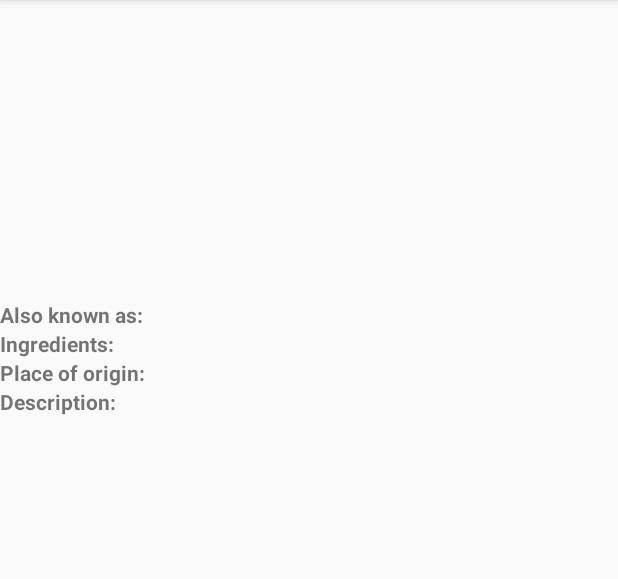
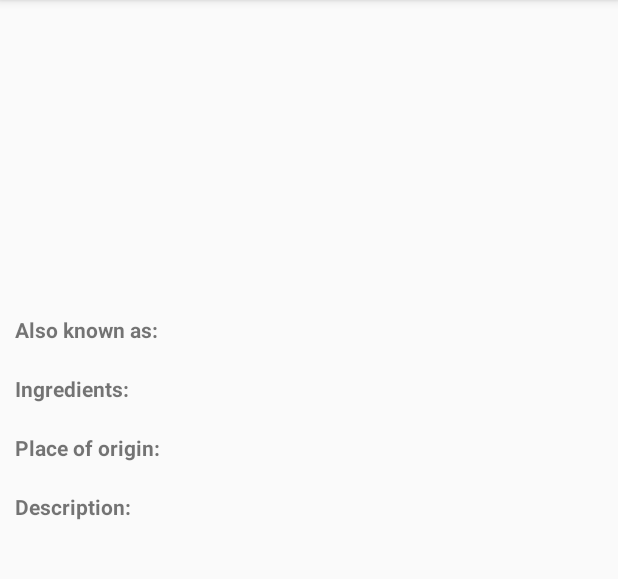
Before and after one commit to NipunaCooray/Udacity_Dev_Sandwich, an Android app: the DetailActivity screen opened directly, with no data from a screen before it, on a phone screen of 412 x 824 dp, the part 84-663 px from its top. Run offline under Robolectric (Android 15) with nearby library versions, the phone set to English and light mode, and no system bars; our stand-ins replace Picasso; 1 statement that could not run was skipped.

Commit message:
Layout fixed with added paddings and margins

```diff
--- a/app/src/main/java/com/udacity/sandwichclub/DetailActivity.java
+++ b/app/src/main/java/com/udacity/sandwichclub/DetailActivity.java
@@ -79,7 +79,7 @@ public class DetailActivity extends AppCompatActivity {
     private void populateUI(Sandwich sandwich) {
 
         if(sandwich.getAlsoKnownAs().isEmpty()){
-            mOtherNames.setText("No other names found");
+            mOtherNames.setText("No other names");
         }else{
 
             String otherNames="";
--- a/app/src/main/res/layout/activity_detail.xml
+++ b/app/src/main/res/layout/activity_detail.xml
@@ -25,13 +25,15 @@
     <LinearLayout
         android:layout_width="match_parent"
         android:layout_height="wrap_content"
-        android:orientation="horizontal">
+        android:orientation="horizontal"
+        android:padding="10dp">
 
         <TextView
             android:layout_width="wrap_content"
             android:layout_height="wrap_content"
             android:text="@string/detail_also_known_as_label"
-            android:textStyle="bold" />
+            android:textStyle="bold"
+            android:layout_marginRight="4dp"/>
 
         <TextView
             android:id="@+id/also_known_tv"
@@ -44,13 +46,15 @@
     <LinearLayout
         android:layout_width="match_parent"
         android:layout_height="wrap_content"
-        android:orientation="horizontal">
+        android:orientation="horizontal"
+        android:padding="10dp">
 
         <TextView
             android:layout_width="wrap_content"
             android:layout_height="wrap_content"
             android:text="@string/detail_ingredients_label"
-            android:textStyle="bold" />
+            android:textStyle="bold"
+            android:layout_marginRight="4dp"/>
 
         <TextView
             android:id="@+id/ingredients_tv"
@@ -63,13 +67,15 @@
     <LinearLayout
         android:layout_width="match_parent"
         android:layout_height="wrap_content"
-        android:orientation="horizontal">
+        android:orientation="horizontal"
+        android:padding="10dp">
 
         <TextView
             android:layout_width="wrap_content"
             android:layout_height="wrap_content"
             android:text="@string/detail_place_of_origin_label"
-            android:textStyle="bold" />
+            android:textStyle="bold"
+            android:layout_marginRight="4dp"/>
 
         <TextView
             android:id="@+id/origin_tv"
@@ -82,13 +88,15 @@
     <LinearLayout
         android:layout_width="match_parent"
         android:layout_height="wrap_content"
-        android:orientation="horizontal">
+        android:orientation="horizontal"
+        android:padding="10dp">
 
         <TextView
             android:layout_width="wrap_content"
             android:layout_height="wrap_content"
             android:text="@string/detail_description_label"
-            android:textStyle="bold" />
+            android:textStyle="bold"
+            android:layout_marginRight="4dp"/>
 
         <TextView
             android:id="@+id/description_tv"
```
